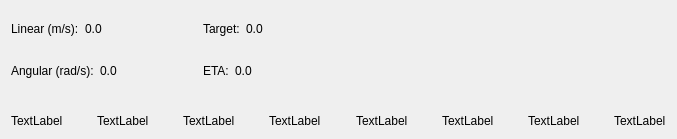
First picture: the form in ui/navi_state.ui, repository xinjuezou-whi/whi_rviz_plugins, before the edit.
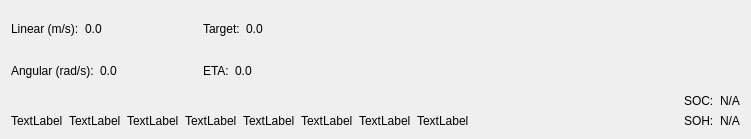
Second picture: the form after the edit.

Commit message: fix png incorrect sRGB profile issue; add soc/soh to state plugin

The edit to the form file:
```diff
--- a/ui/navi_state.ui
+++ b/ui/navi_state.ui
@@ -6,14 +6,14 @@
    <rect>
     <x>0</x>
     <y>0</y>
-    <width>677</width>
+    <width>751</width>
     <height>139</height>
    </rect>
   </property>
   <property name="windowTitle">
    <string>Form</string>
   </property>
-  <layout class="QVBoxLayout" name="verticalLayout">
+  <layout class="QVBoxLayout" name="verticalLayout_13">
    <item>
     <layout class="QHBoxLayout" name="horizontalLayout_7">
      <item>
@@ -241,19 +241,6 @@
        </item>
       </layout>
      </item>
-     <item>
-      <spacer name="horizontalSpacer_6">
-       <property name="orientation">
-        <enum>Qt::Horizontal</enum>
-       </property>
-       <property name="sizeHint" stdset="0">
-        <size>
-         <width>40</width>
-         <height>20</height>
-        </size>
-       </property>
-      </spacer>
-     </item>
      <item>
       <layout class="QVBoxLayout" name="verticalLayout_6">
        <item>
@@ -272,19 +259,6 @@
        </item>
       </layout>
      </item>
-     <item>
-      <spacer name="horizontalSpacer_7">
-       <property name="orientation">
-        <enum>Qt::Horizontal</enum>
-       </property>
-       <property name="sizeHint" stdset="0">
-        <size>
-         <width>40</width>
-         <height>20</height>
-        </size>
-       </property>
-      </spacer>
-     </item>
      <item>
       <layout class="QVBoxLayout" name="verticalLayout_7">
        <item>
@@ -303,19 +277,6 @@
        </item>
       </layout>
      </item>
-     <item>
-      <spacer name="horizontalSpacer_8">
-       <property name="orientation">
-        <enum>Qt::Horizontal</enum>
-       </property>
-       <property name="sizeHint" stdset="0">
-        <size>
-         <width>40</width>
-         <height>20</height>
-        </size>
-       </property>
-      </spacer>
-     </item>
      <item>
       <layout class="QVBoxLayout" name="verticalLayout_8">
        <item>
@@ -334,19 +295,6 @@
        </item>
       </layout>
      </item>
-     <item>
-      <spacer name="horizontalSpacer_9">
-       <property name="orientation">
-        <enum>Qt::Horizontal</enum>
-       </property>
-       <property name="sizeHint" stdset="0">
-        <size>
-         <width>40</width>
-         <height>20</height>
-        </size>
-       </property>
-      </spacer>
-     </item>
      <item>
       <layout class="QVBoxLayout" name="verticalLayout_9">
        <item>
@@ -365,19 +313,6 @@
        </item>
       </layout>
      </item>
-     <item>
-      <spacer name="horizontalSpacer_10">
-       <property name="orientation">
-        <enum>Qt::Horizontal</enum>
-       </property>
-       <property name="sizeHint" stdset="0">
-        <size>
-         <width>40</width>
-         <height>20</height>
-        </size>
-       </property>
-      </spacer>
-     </item>
      <item>
       <layout class="QVBoxLayout" name="verticalLayout_10">
        <item>
@@ -396,19 +331,6 @@
        </item>
       </layout>
      </item>
-     <item>
-      <spacer name="horizontalSpacer_11">
-       <property name="orientation">
-        <enum>Qt::Horizontal</enum>
-       </property>
-       <property name="sizeHint" stdset="0">
-        <size>
-         <width>40</width>
-         <height>20</height>
-        </size>
-       </property>
-      </spacer>
-     </item>
      <item>
       <layout class="QVBoxLayout" name="verticalLayout_11">
        <item>
@@ -427,19 +349,6 @@
        </item>
       </layout>
      </item>
-     <item>
-      <spacer name="horizontalSpacer_12">
-       <property name="orientation">
-        <enum>Qt::Horizontal</enum>
-       </property>
-       <property name="sizeHint" stdset="0">
-        <size>
-         <width>40</width>
-         <height>20</height>
-        </size>
-       </property>
-      </spacer>
-     </item>
      <item>
       <layout class="QVBoxLayout" name="verticalLayout_12">
        <item>
@@ -458,6 +367,70 @@
        </item>
       </layout>
      </item>
+     <item>
+      <spacer name="horizontalSpacer_12">
+       <property name="orientation">
+        <enum>Qt::Horizontal</enum>
+       </property>
+       <property name="sizeHint" stdset="0">
+        <size>
+         <width>40</width>
+         <height>20</height>
+        </size>
+       </property>
+      </spacer>
+     </item>
+     <item>
+      <layout class="QHBoxLayout" name="horizontalLayout_2">
+       <item>
+        <widget class="QLabel" name="label_battery">
+         <property name="text">
+          <string/>
+         </property>
+        </widget>
+       </item>
+       <item>
+        <layout class="QVBoxLayout" name="verticalLayout">
+         <item>
+          <layout class="QHBoxLayout" name="horizontalLayout_9">
+           <item>
+            <widget class="QLabel" name="label_3">
+             <property name="text">
+              <string>SOC:</string>
+             </property>
+            </widget>
+           </item>
+           <item>
+            <widget class="QLabel" name="label_soc">
+             <property name="text">
+              <string>N/A</string>
+             </property>
+            </widget>
+           </item>
+          </layout>
+         </item>
+         <item>
+          <layout class="QHBoxLayout" name="horizontalLayout_10">
+           <item>
+            <widget class="QLabel" name="label_6">
+             <property name="text">
+              <string>SOH:</string>
+             </property>
+            </widget>
+           </item>
+           <item>
+            <widget class="QLabel" name="label_soh">
+             <property name="text">
+              <string>N/A</string>
+             </property>
+            </widget>
+           </item>
+          </layout>
+         </item>
+        </layout>
+       </item>
+      </layout>
+     </item>
     </layout>
    </item>
   </layout>
```
The commit also changes 30 other files.
